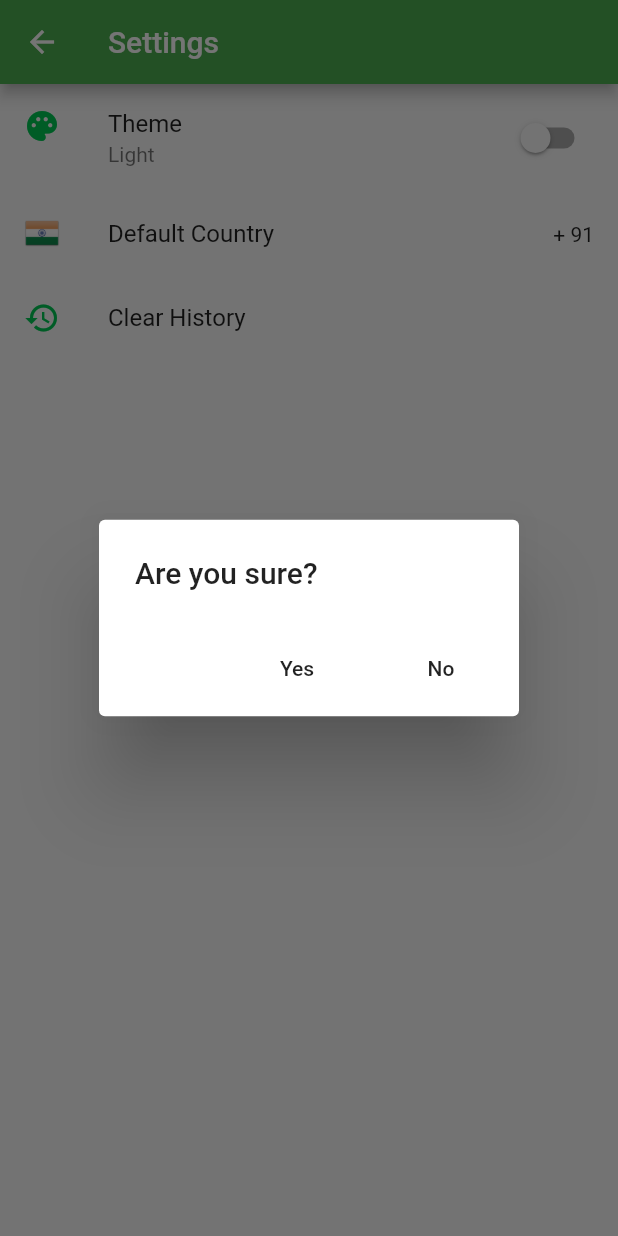
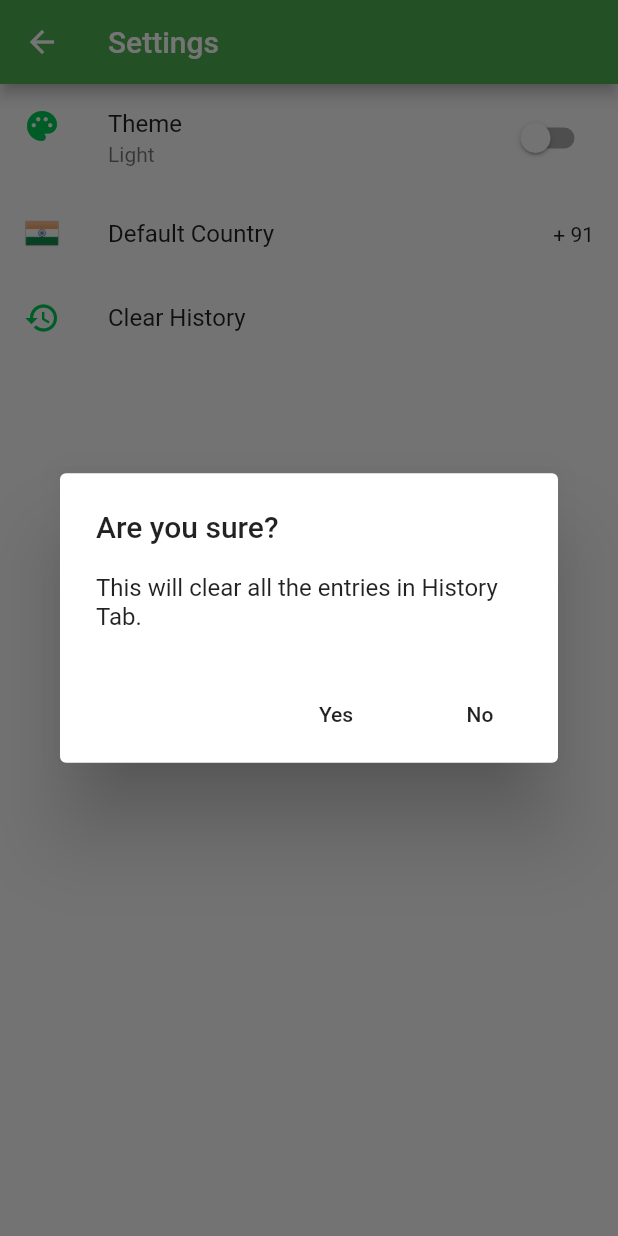
Before and after one commit to MSViswanth/whatsapp_helper, a Flutter app: the SettingsScreen screen opened directly, after a tap on "Clear History", on a phone screen of 412 x 824 dp. Run offline on Flutter 3.47's test engine with Material 2 defaults, Android fonts, the phone set to English and light mode, and no system bars; our stand-ins replace hive, hive_flutter; accounts and stored records are empty; generated files the repository leaves out were written again.

```diff
--- a/lib/views/settings_screen.dart
+++ b/lib/views/settings_screen.dart
@@ -60,29 +60,33 @@ class SettingsScreen extends StatelessWidget {
               color: Theme.of(context).accentColor,
             ),
             title: Text('Clear History'),
-            onTap: () {
-              showDialog(
+            onTap: () async {
+              bool clearStatus = await showDialog(
                 context: context,
                 builder: (context) => AlertDialog(
                   title: Text('Are you sure?'),
+                  content:
+                      Text('This will clear all the entries in History Tab.'),
                   actions: [
                     FlatButton(
                         child: Text('Yes'),
                         onPressed: () {
                           Provider.of<HistoryController>(context, listen: false)
                               .clearHistory();
-                          Scaffold.of(context).showSnackBar(SnackBar(
-                            content: Text('History cleared'),
-                          ));
-                          Navigator.of(context).pop();
+                          Navigator.of(context).pop(true);
                         }),
                     FlatButton(
                       child: Text('No'),
-                      onPressed: () => Navigator.of(context).pop(),
+                      onPressed: () => Navigator.of(context).pop(false),
                     ),
                   ],
                 ),
               );
+              if (clearStatus) {
+                Scaffold.of(context).showSnackBar(SnackBar(
+                  content: Text('History Cleared'),
+                ));
+              }
             },
           ),
         ],
```
Also changed, not shown: lib/views/history_screen.dart (+1 -22 lines).
